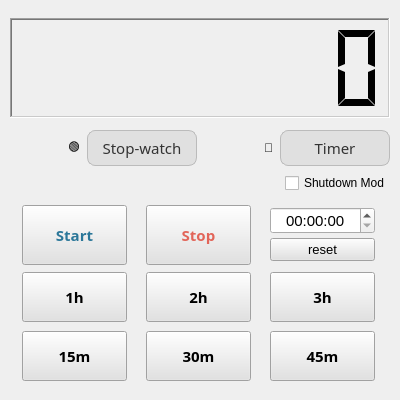
The window that src/st.ui (Han-Dong-Jin/shutdown-timer) describes before a commit, drawn with Qt 5.
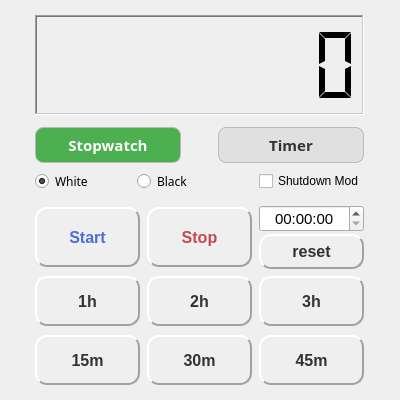
The same window after the commit.

What changed in the file:
```diff
--- a/src/st.ui
+++ b/src/st.ui
@@ -145,26 +145,13 @@
          </spacer>
         </item>
         <item>
-         <layout class="QHBoxLayout" name="horizontalLayout" stretch="0,0,0,0">
+         <layout class="QHBoxLayout" name="horizontalLayout" stretch="0,0,0">
           <property name="spacing">
            <number>7</number>
           </property>
           <property name="sizeConstraint">
            <enum>QLayout::SetDefaultConstraint</enum>
           </property>
-          <item>
-           <widget class="QLabel" name="label">
-            <property name="toolTip">
-             <string>Green: ON, Red: Off</string>
-            </property>
-            <property name="text">
-             <string>🟢</string>
-            </property>
-            <property name="alignment">
-             <set>Qt::AlignRight|Qt::AlignTrailing|Qt::AlignVCenter</set>
-            </property>
-           </widget>
-          </item>
           <item>
            <widget class="QPushButton" name="pushButton_11">
             <property name="minimumSize">
@@ -175,8 +162,10 @@
             </property>
             <property name="font">
              <font>
-              <family>나눔스퀘어_ac</family>
+              <family>나눔스퀘어_ac Bold</family>
               <pointsize>11</pointsize>
+              <weight>75</weight>
+              <bold>true</bold>
              </font>
             </property>
             <property name="cursor">
@@ -192,31 +181,37 @@
     text-align: center;
 }
 
-QPushButton:pressed {
-    background-color: #1565c0;
-    color: white;
-}</string>
+QPushButton:checked {
+        background-color: #4CAF50;
+        color: white;
+    }</string>
             </property>
             <property name="text">
-             <string>Stop-watch</string>
+             <string>Stopwatch</string>
             </property>
             <property name="checkable">
              <bool>true</bool>
             </property>
+            <property name="checked">
+             <bool>true</bool>
+            </property>
            </widget>
           </item>
           <item>
-           <widget class="QLabel" name="label_2">
-            <property name="toolTip">
-             <string>Green: ON, Red: Off</string>
+           <spacer name="horizontalSpacer">
+            <property name="orientation">
+             <enum>Qt::Horizontal</enum>
             </property>
-            <property name="text">
-             <string>🔴</string>
+            <property name="sizeType">
+             <enum>QSizePolicy::Fixed</enum>
             </property>
-            <property name="alignment">
-             <set>Qt::AlignRight|Qt::AlignTrailing|Qt::AlignVCenter</set>
+            <property name="sizeHint" stdset="0">
+             <size>
+              <width>30</width>
+              <height>20</height>
+             </size>
             </property>
-           </widget>
+           </spacer>
           </item>
           <item>
            <widget class="QPushButton" name="pushButton_5">
@@ -228,8 +223,10 @@
             </property>
             <property name="font">
              <font>
-              <family>나눔스퀘어_ac</family>
+              <family>나눔스퀘어_ac Bold</family>
               <pointsize>11</pointsize>
+              <weight>75</weight>
+              <bold>true</bold>
              </font>
             </property>
             <property name="cursor">
@@ -245,10 +242,10 @@
     text-align: center;
 }
 
-QPushButton:pressed {
-    background-color: #1565c0;
-    color: white;
-}</string>
+QPushButton:checked {
+        background-color: #4CAF50;
+        color: white;
+    }</string>
             </property>
             <property name="text">
              <string>Timer</string>
@@ -256,6 +253,9 @@
             <property name="checkable">
              <bool>true</bool>
             </property>
+            <property name="checked">
+             <bool>false</bool>
+            </property>
            </widget>
           </item>
          </layout>
@@ -263,13 +263,59 @@
         <item>
          <layout class="QHBoxLayout" name="horizontalLayout_2">
           <item>
-           <spacer name="horizontalSpacer">
+           <widget class="QRadioButton" name="radioButton">
+            <property name="maximumSize">
+             <size>
+              <width>100</width>
+              <height>16777215</height>
+             </size>
+            </property>
+            <property name="font">
+             <font>
+              <family>나눔고딕</family>
+              <weight>50</weight>
+              <bold>false</bold>
+             </font>
+            </property>
+            <property name="text">
+             <string>White</string>
+            </property>
+            <property name="checked">
+             <bool>true</bool>
+            </property>
+           </widget>
+          </item>
+          <item>
+           <widget class="QRadioButton" name="radioButton_2">
+            <property name="maximumSize">
+             <size>
+              <width>100</width>
+              <height>16777215</height>
+             </size>
+            </property>
+            <property name="font">
+             <font>
+              <family>나눔고딕</family>
+              <weight>50</weight>
+              <bold>false</bold>
+             </font>
+            </property>
+            <property name="text">
+             <string>Black</string>
+            </property>
+           </widget>
+          </item>
+          <item>
+           <spacer name="horizontalSpacer_2">
             <property name="orientation">
              <enum>Qt::Horizontal</enum>
             </property>
+            <property name="sizeType">
+             <enum>QSizePolicy::Fixed</enum>
+            </property>
             <property name="sizeHint" stdset="0">
              <size>
-              <width>40</width>
+              <width>20</width>
               <height>20</height>
              </size>
             </property>
@@ -341,8 +387,8 @@
               </property>
               <property name="font">
                <font>
-                <family>나눔스퀘어_ac Bold</family>
-                <pointsize>11</pointsize>
+                <family>Arial</family>
+                <pointsize>-1</pointsize>
                 <weight>75</weight>
                 <bold>true</bold>
                </font>
@@ -354,8 +400,45 @@
                <bool>false</bool>
               </property>
               <property name="styleSheet">
-               <string notr="true">background-color: rgb(226, 226, 226);
-color: rgb(43, 119, 153);</string>
+               <string notr="true">QPushButton {
+    background-color: qlineargradient(
+        x1: 0, y1: 0, x2: 0, y2: 1,
+        stop: 0 #f0f0f0,
+        stop: 1 #c0c0c0
+    );
+    border-radius: 12px;
+    padding: 8px 16px;
+
+    border-top: 2px solid #ffffff;
+    border-left: 2px solid #ffffff;
+    border-bottom: 2px solid #a0a0a0;
+    border-right: 2px solid #a0a0a0;
+
+    font-family: Arial;
+    font-size: 16px;
+    font-weight: bold;
+    color: #4a6edb; /* 중간 밝기 파란색 */
+}
+
+QPushButton:hover {
+    background-color: qlineargradient(
+        x1: 0, y1: 0, x2: 0, y2: 1,
+        stop: 0 #e0e0e0,
+        stop: 1 #b0b0b0
+    );
+}
+
+QPushButton:pressed {
+    color: #dce9ff; /* 눌렸을 때 대비 높은 연한 파란 텍스트 */
+    background-color: qlineargradient(
+        x1: 0, y1: 0, x2: 0, y2: 1,
+        stop: 0 #4a6edb,
+        stop: 1 #2f4bbd
+    );
+    padding-top: 10px;
+    padding-bottom: 6px;
+}
+</string>
               </property>
               <property name="text">
                <string>Start</string>
@@ -415,22 +498,61 @@
                 <property name="maximumSize">
                  <size>
                   <width>105</width>
-                  <height>16777215</height>
+                  <height>35</height>
                  </size>
                 </property>
                 <property name="font">
                  <font>
                   <family>Arial</family>
-                  <pointsize>10</pointsize>
-                  <weight>50</weight>
-                  <bold>false</bold>
+                  <pointsize>-1</pointsize>
+                  <weight>75</weight>
+                  <bold>true</bold>
                  </font>
                 </property>
                 <property name="cursor">
                  <cursorShape>PointingHandCursor</cursorShape>
                 </property>
                 <property name="styleSheet">
-                 <string notr="true">background-color: rgb(226, 226, 226);</string>
+                 <string notr="true">
+QPushButton {
+    background-color: qlineargradient(
+        x1: 0, y1: 0, x2: 0, y2: 1,
+        stop: 0 #f0f0f0,
+        stop: 1 #c0c0c0
+    );
+    color: #333;
+    border-radius: 12px;
+    padding: 8px 16px;
+
+    /* 양각 효과를 위한 위쪽 밝은 선 + 아래 어두운 선 */
+    border-top: 2px solid #ffffff;
+    border-left: 2px solid #ffffff;
+    border-bottom: 2px solid #a0a0a0;
+    border-right: 2px solid #a0a0a0;
+	
+	font-family: Arial;
+    font-size: 16px;
+    font-weight: bold;
+}
+
+QPushButton:hover {
+    background-color: qlineargradient(
+        x1: 0, y1: 0, x2: 0, y2: 1,
+        stop: 0 #e0e0e0,
+        stop: 1 #b0b0b0
+    );
+}
+
+QPushButton:pressed {
+    background-color: qlineargradient(
+        x1: 0, y1: 0, x2: 0, y2: 1,
+        stop: 0 #b0b0b0,
+        stop: 1 #909090
+    );
+
+    padding-top: 10px;
+    padding-bottom: 6px;
+}</string>
                 </property>
                 <property name="text">
                  <string>reset</string>
@@ -458,8 +580,8 @@
               </property>
               <property name="font">
                <font>
-                <family>나눔스퀘어_ac Bold</family>
-                <pointsize>11</pointsize>
+                <family>Arial</family>
+                <pointsize>-1</pointsize>
                 <weight>75</weight>
                 <bold>true</bold>
                </font>
@@ -471,8 +593,44 @@
                <bool>false</bool>
               </property>
               <property name="styleSheet">
-               <string notr="true">background-color: rgb(226, 226, 226);
-color: rgb(226, 101, 89);
+               <string notr="true">QPushButton {
+    background-color: qlineargradient(
+        x1: 0, y1: 0, x2: 0, y2: 1,
+        stop: 0 #f0f0f0,
+        stop: 1 #c0c0c0
+    );
+    border-radius: 12px;
+    padding: 8px 16px;
+
+    border-top: 2px solid #ffffff;
+    border-left: 2px solid #ffffff;
+    border-bottom: 2px solid #a0a0a0;
+    border-right: 2px solid #a0a0a0;
+
+    font-family: Arial;
+    font-size: 16px;
+    font-weight: bold;
+    color: #c14a4a; /* 중간 밝기 붉은색 */
+}
+
+QPushButton:hover {
+    background-color: qlineargradient(
+        x1: 0, y1: 0, x2: 0, y2: 1,
+        stop: 0 #e0e0e0,
+        stop: 1 #b0b0b0
+    );
+}
+
+QPushButton:pressed {
+    color: #ffe5e5; /* 눌렸을 때 대비 높은 연한 붉은 텍스트 */
+    background-color: qlineargradient(
+        x1: 0, y1: 0, x2: 0, y2: 1,
+        stop: 0 #c14a4a,
+        stop: 1 #8b1f1f
+    );
+    padding-top: 10px;
+    padding-bottom: 6px;
+}
 </string>
               </property>
               <property name="text">
@@ -524,8 +682,8 @@
               </property>
               <property name="font">
                <font>
-                <family>나눔스퀘어_ac Bold</family>
-                <pointsize>11</pointsize>
+                <family>Arial</family>
+                <pointsize>-1</pointsize>
                 <weight>75</weight>
                 <bold>true</bold>
                </font>
@@ -537,7 +695,46 @@
                <bool>false</bool>
               </property>
               <property name="styleSheet">
-               <string notr="true">background-color: rgb(226, 226, 226);</string>
+               <string notr="true">
+QPushButton {
+    background-color: qlineargradient(
+        x1: 0, y1: 0, x2: 0, y2: 1,
+        stop: 0 #f0f0f0,
+        stop: 1 #c0c0c0
+    );
+    color: #333;
+    border-radius: 12px;
+    padding: 8px 16px;
+
+    /* 양각 효과를 위한 위쪽 밝은 선 + 아래 어두운 선 */
+    border-top: 2px solid #ffffff;
+    border-left: 2px solid #ffffff;
+    border-bottom: 2px solid #a0a0a0;
+    border-right: 2px solid #a0a0a0;
+	
+	font-family: Arial;
+    font-size: 16px;
+	font-weight: bord;
+}
+
+QPushButton:hover {
+    background-color: qlineargradient(
+        x1: 0, y1: 0, x2: 0, y2: 1,
+        stop: 0 #e0e0e0,
+        stop: 1 #b0b0b0
+    );
+}
+
+QPushButton:pressed {
+    background-color: qlineargradient(
+        x1: 0, y1: 0, x2: 0, y2: 1,
+        stop: 0 #b0b0b0,
+        stop: 1 #909090
+    );
+
+    padding-top: 10px;
+    padding-bottom: 6px;
+}</string>
               </property>
               <property name="text">
                <string>30m</string>
@@ -569,8 +766,8 @@
               </property>
               <property name="font">
                <font>
-                <family>나눔스퀘어_ac Bold</family>
-                <pointsize>11</pointsize>
+                <family>Arial</family>
+                <pointsize>-1</pointsize>
                 <weight>75</weight>
                 <bold>true</bold>
                </font>
@@ -582,7 +779,46 @@
                <bool>false</bool>
               </property>
               <property name="styleSheet">
-               <string notr="true">background-color: rgb(226, 226, 226);</string>
+               <string notr="true">
+QPushButton {
+    background-color: qlineargradient(
+        x1: 0, y1: 0, x2: 0, y2: 1,
+        stop: 0 #f0f0f0,
+        stop: 1 #c0c0c0
+    );
+    color: #333;
+    border-radius: 12px;
+    padding: 8px 16px;
+
+    /* 양각 효과를 위한 위쪽 밝은 선 + 아래 어두운 선 */
+    border-top: 2px solid #ffffff;
+    border-left: 2px solid #ffffff;
+    border-bottom: 2px solid #a0a0a0;
+    border-right: 2px solid #a0a0a0;
+	
+	font-family: Arial;
+    font-size: 16px;
+	font-weight: bord;
+}
+
+QPushButton:hover {
+    background-color: qlineargradient(
+        x1: 0, y1: 0, x2: 0, y2: 1,
+        stop: 0 #e0e0e0,
+        stop: 1 #b0b0b0
+    );
+}
+
+QPushButton:pressed {
+    background-color: qlineargradient(
+        x1: 0, y1: 0, x2: 0, y2: 1,
+        stop: 0 #b0b0b0,
+        stop: 1 #909090
+    );
+
+    padding-top: 10px;
+    padding-bottom: 6px;
+}</string>
               </property>
               <property name="text">
                <string>2h</string>
@@ -614,8 +850,8 @@
               </property>
               <property name="font">
                <font>
-                <family>나눔스퀘어_ac Bold</family>
-                <pointsize>11</pointsize>
+                <family>Arial</family>
+                <pointsize>-1</pointsize>
                 <weight>75</weight>
                 <bold>true</bold>
                </font>
@@ -627,7 +863,46 @@
                <bool>false</bool>
               </property>
               <property name="styleSheet">
-               <string notr="true">background-color: rgb(226, 226, 226);</string>
+               <string notr="true">
+QPushButton {
+    background-color: qlineargradient(
+        x1: 0, y1: 0, x2: 0, y2: 1,
+        stop: 0 #f0f0f0,
+        stop: 1 #c0c0c0
+    );
+    color: #333;
+    border-radius: 12px;
+    padding: 8px 16px;
+
+    /* 양각 효과를 위한 위쪽 밝은 선 + 아래 어두운 선 */
+    border-top: 2px solid #ffffff;
+    border-left: 2px solid #ffffff;
+    border-bottom: 2px solid #a0a0a0;
+    border-right: 2px solid #a0a0a0;
+	
+	font-family: Arial;
+    font-size: 16px;
+	font-weight: bord;
+}
+
+QPushButton:hover {
+    background-color: qlineargradient(
+        x1: 0, y1: 0, x2: 0, y2: 1,
+        stop: 0 #e0e0e0,
+        stop: 1 #b0b0b0
+    );
+}
+
+QPushButton:pressed {
+    background-color: qlineargradient(
+        x1: 0, y1: 0, x2: 0, y2: 1,
+        stop: 0 #b0b0b0,
+        stop: 1 #909090
+    );
+
+    padding-top: 10px;
+    padding-bottom: 6px;
+}</string>
               </property>
               <property name="text">
                <string>15m</string>
@@ -659,8 +934,8 @@
               </property>
               <property name="font">
                <font>
-                <family>나눔스퀘어_ac Bold</family>
-                <pointsize>11</pointsize>
+                <family>Arial</family>
+                <pointsize>-1</pointsize>
                 <weight>75</weight>
                 <bold>true</bold>
                </font>
@@ -672,7 +947,46 @@
                <bool>false</bool>
               </property>
               <property name="styleSheet">
-               <string notr="true">background-color: rgb(226, 226, 226);</string>
+               <string notr="true">
+QPushButton {
+    background-color: qlineargradient(
+        x1: 0, y1: 0, x2: 0, y2: 1,
+        stop: 0 #f0f0f0,
+        stop: 1 #c0c0c0
+    );
+    color: #333;
+    border-radius: 12px;
+    padding: 8px 16px;
+
+    /* 양각 효과를 위한 위쪽 밝은 선 + 아래 어두운 선 */
+    border-top: 2px solid #ffffff;
+    border-left: 2px solid #ffffff;
+    border-bottom: 2px solid #a0a0a0;
+    border-right: 2px solid #a0a0a0;
+	
+	font-family: Arial;
+    font-size: 16px;
+	font-weight: bord;
+}
+
+QPushButton:hover {
+    background-color: qlineargradient(
+        x1: 0, y1: 0, x2: 0, y2: 1,
+        stop: 0 #e0e0e0,
+        stop: 1 #b0b0b0
+    );
+}
+
+QPushButton:pressed {
+    background-color: qlineargradient(
+        x1: 0, y1: 0, x2: 0, y2: 1,
+        stop: 0 #b0b0b0,
+        stop: 1 #909090
+    );
+
+    padding-top: 10px;
+    padding-bottom: 6px;
+}</string>
               </property>
               <property name="text">
                <string>45m</string>
@@ -704,8 +1018,8 @@
               </property>
               <property name="font">
                <font>
-                <family>나눔스퀘어_ac Bold</family>
-                <pointsize>11</pointsize>
+                <family>Arial</family>
+                <pointsize>-1</pointsize>
                 <weight>75</weight>
                 <bold>true</bold>
                </font>
@@ -717,7 +1031,46 @@
                <bool>false</bool>
               </property>
               <property name="styleSheet">
-               <string notr="true">background-color: rgb(226, 226, 226);</string>
+               <string notr="true">
+QPushButton {
+    background-color: qlineargradient(
+        x1: 0, y1: 0, x2: 0, y2: 1,
+        stop: 0 #f0f0f0,
+        stop: 1 #c0c0c0
+    );
+    color: #333;
+    border-radius: 12px;
+    padding: 8px 16px;
+
+    /* 양각 효과를 위한 위쪽 밝은 선 + 아래 어두운 선 */
+    border-top: 2px solid #ffffff;
+    border-left: 2px solid #ffffff;
+    border-bottom: 2px solid #a0a0a0;
+    border-right: 2px solid #a0a0a0;
+	
+	font-family: Arial;
+    font-size: 16px;
+	font-weight: bord;
+}
+
+QPushButton:hover {
+    background-color: qlineargradient(
+        x1: 0, y1: 0, x2: 0, y2: 1,
+        stop: 0 #e0e0e0,
+        stop: 1 #b0b0b0
+    );
+}
+
+QPushButton:pressed {
+    background-color: qlineargradient(
+        x1: 0, y1: 0, x2: 0, y2: 1,
+        stop: 0 #b0b0b0,
+        stop: 1 #909090
+    );
+
+    padding-top: 10px;
+    padding-bottom: 6px;
+}</string>
               </property>
               <property name="text">
                <string>1h</string>
@@ -749,8 +1102,8 @@
               </property>
               <property name="font">
                <font>
-                <family>나눔스퀘어_ac Bold</family>
-                <pointsize>11</pointsize>
+                <family>Arial</family>
+                <pointsize>-1</pointsize>
                 <weight>75</weight>
                 <bold>true</bold>
                </font>
@@ -762,7 +1115,46 @@
                <bool>false</bool>
               </property>
               <property name="styleSheet">
-               <string notr="true">background-color: rgb(226, 226, 226);</string>
+               <string notr="true">
+QPushButton {
+    background-color: qlineargradient(
+        x1: 0, y1: 0, x2: 0, y2: 1,
+        stop: 0 #f0f0f0,
+        stop: 1 #c0c0c0
+    );
+    color: #333;
+    border-radius: 12px;
+    padding: 8px 16px;
+
+    /* 양각 효과를 위한 위쪽 밝은 선 + 아래 어두운 선 */
+    border-top: 2px solid #ffffff;
+    border-left: 2px solid #ffffff;
+    border-bottom: 2px solid #a0a0a0;
+    border-right: 2px solid #a0a0a0;
+	
+	font-family: Arial;
+    font-size: 16px;
+	font-weight: bord;
+}
+
+QPushButton:hover {
+    background-color: qlineargradient(
+        x1: 0, y1: 0, x2: 0, y2: 1,
+        stop: 0 #e0e0e0,
+        stop: 1 #b0b0b0
+    );
+}
+
+QPushButton:pressed {
+    background-color: qlineargradient(
+        x1: 0, y1: 0, x2: 0, y2: 1,
+        stop: 0 #b0b0b0,
+        stop: 1 #909090
+    );
+
+    padding-top: 10px;
+    padding-bottom: 6px;
+}</string>
               </property>
               <property name="text">
                <string>3h</string>
```
